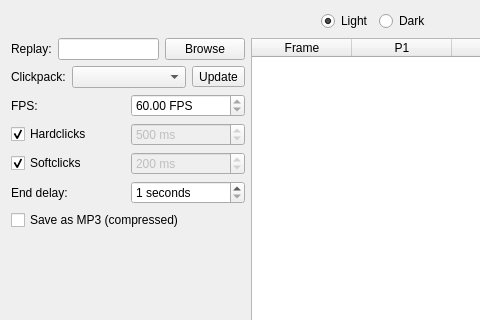
Old version of the form ui_main.ui in the repository thisisignitedoreo/tcbpp; both pictures show x 0 to 480 and y 0 to 320 of the 766 by 403 pixel window.
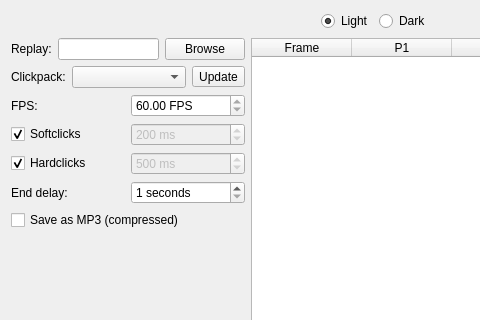
New version of the form.

The edit to the form file:
```diff
--- a/ui_main.ui
+++ b/ui_main.ui
@@ -170,6 +170,42 @@
          </item>
         </layout>
        </item>
+       <item>
+        <layout class="QHBoxLayout" name="softclicks_layout">
+         <item>
+          <widget class="QCheckBox" name="sc_checkbox">
+           <property name="enabled">
+            <bool>true</bool>
+           </property>
+           <property name="text">
+            <string>Softclicks</string>
+           </property>
+           <property name="checked">
+            <bool>true</bool>
+           </property>
+          </widget>
+         </item>
+         <item>
+          <widget class="QSpinBox" name="sc_spinbox">
+           <property name="enabled">
+            <bool>false</bool>
+           </property>
+           <property name="suffix">
+            <string> ms</string>
+           </property>
+           <property name="maximum">
+            <number>10000</number>
+           </property>
+           <property name="singleStep">
+            <number>10</number>
+           </property>
+           <property name="value">
+            <number>200</number>
+           </property>
+          </widget>
+         </item>
+        </layout>
+       </item>
        <item>
         <layout class="QHBoxLayout" name="hardclicks_layout">
          <item>
@@ -209,42 +245,6 @@
          </item>
         </layout>
        </item>
-       <item>
-        <layout class="QHBoxLayout" name="softclicks_layout">
-         <item>
-          <widget class="QCheckBox" name="sc_checkbox">
-           <property name="enabled">
-            <bool>true</bool>
-           </property>
-           <property name="text">
-            <string>Softclicks</string>
-           </property>
-           <property name="checked">
-            <bool>true</bool>
-           </property>
-          </widget>
-         </item>
-         <item>
-          <widget class="QSpinBox" name="sc_spinbox">
-           <property name="enabled">
-            <bool>false</bool>
-           </property>
-           <property name="suffix">
-            <string> ms</string>
-           </property>
-           <property name="maximum">
-            <number>10000</number>
-           </property>
-           <property name="singleStep">
-            <number>10</number>
-           </property>
-           <property name="value">
-            <number>200</number>
-           </property>
-          </widget>
-         </item>
-        </layout>
-       </item>
        <item>
         <layout class="QHBoxLayout" name="enddelay_layout">
          <item>
```
Left out of the diff: 4 changed lines with no effect on the pictures.
